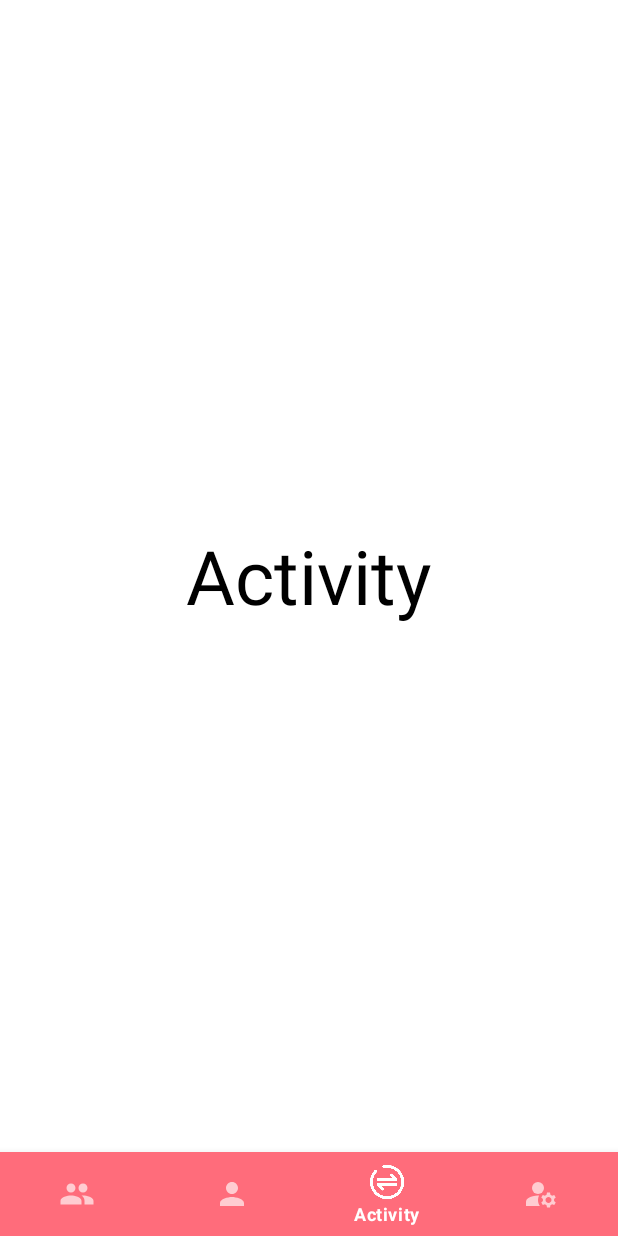
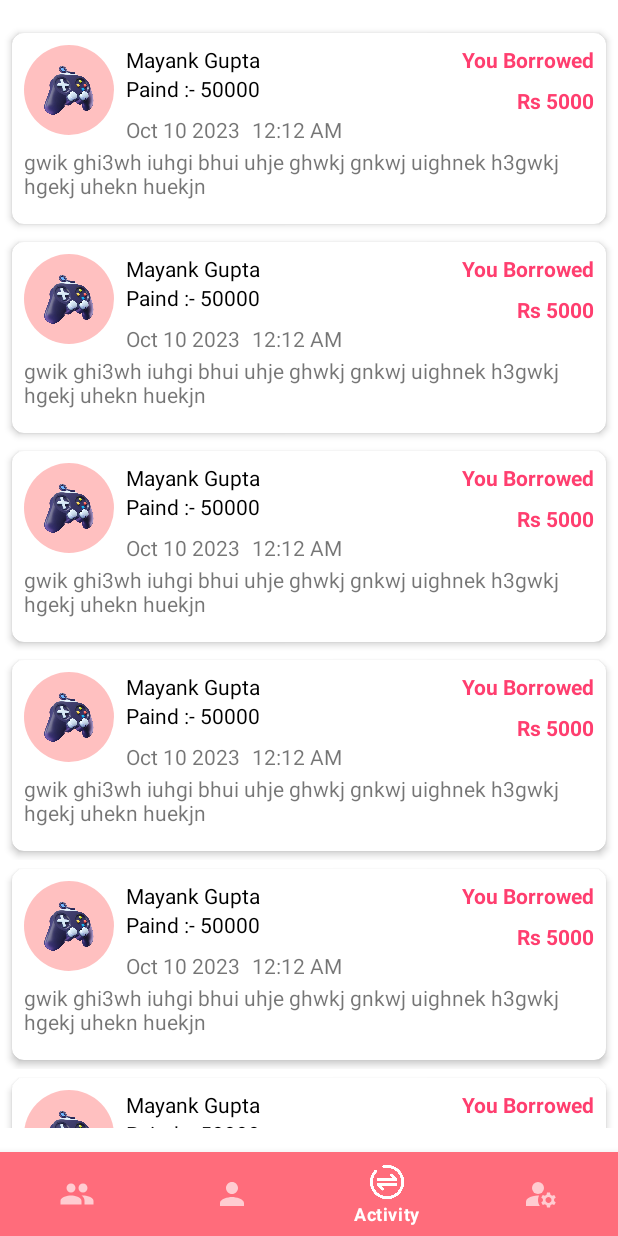
Before and after one commit to ShashankKasera/Splitwise-Expense-Manager, an Android app: the screen it shows after launch once a user with an empty profile is signed in (MainActivity), item 3 of the bottom bar chosen, on a phone screen of 412 x 824 dp. Run offline under Robolectric (Android 15) with nearby library versions, the phone set to English and light mode, and no system bars; our stand-ins replace CircleImageView, Dagger/Hilt's generated code, Firebase (no records; nobody signed in at launch, a user with empty details on screens opened directly), navigation-ui.

Commit message:
Created Activity Screen Ui

```diff
--- /dev/null
+++ b/app/src/main/java/com/example/splitwiseexpensemanager/adapter/ActivityAdapter.kt
@@ -0,0 +1,43 @@
+package com.example.splitwiseexpensemanager.adapter
+
+import android.view.LayoutInflater
+import android.view.View
+import android.view.ViewGroup
+import android.widget.ImageView
+import android.widget.TextView
+import androidx.recyclerview.widget.RecyclerView
+import com.example.splitwiseexpensemanager.R
+
+class ActivityAdapter () : RecyclerView.Adapter<ActivityAdapter.ViewHolder>() {
+
+    // create new views
+    override fun onCreateViewHolder(parent: ViewGroup, viewType: Int): ViewHolder {
+
+        val view = LayoutInflater.from(parent.context)
+            .inflate(R.layout.activity_item, parent, false)
+
+        return ViewHolder(view)
+    }
+
+    override fun onBindViewHolder(holder: ViewHolder, position: Int) {
+
+//        val ItemsViewModel = mList[position]
+//        holder.ivGroup.setImageResource(ItemsViewModel.image)
+//        holder.tvNoExpenses.text = ItemsViewModel.text
+
+    }
+
+    override fun getItemCount(): Int {
+//        return mList.size
+        return 10
+    }
+    class ViewHolder(ItemView: View) : RecyclerView.ViewHolder(ItemView) {
+        val civCategory: ImageView = itemView.findViewById(R.id.civ_category)
+        val tvName: TextView = itemView.findViewById(R.id.tv_persian_name)
+        val tvDate: TextView = itemView.findViewById(R.id.tv_date_activity)
+        val tvTime: TextView = itemView.findViewById(R.id.tv_time_activity)
+        val tvLentOrBorrowed: TextView = itemView.findViewById(R.id.tv_you_borrowed)
+        val tvLentOrBorrowedAmount: TextView = itemView.findViewById(R.id.tv_you_borrowed_amount)
+
+    }
+}
--- a/app/src/main/java/com/example/splitwiseexpensemanager/fragments/ActivityFragment.kt
+++ b/app/src/main/java/com/example/splitwiseexpensemanager/fragments/ActivityFragment.kt
@@ -5,56 +5,27 @@ import androidx.fragment.app.Fragment
 import android.view.LayoutInflater
 import android.view.View
 import android.view.ViewGroup
+import androidx.recyclerview.widget.LinearLayoutManager
+import androidx.recyclerview.widget.RecyclerView
 import com.example.splitwiseexpensemanager.R
+import com.example.splitwiseexpensemanager.adapter.ActivityAdapter
+import com.example.splitwiseexpensemanager.adapter.FriendAdapter
 
-// TODO: Rename parameter arguments, choose names that match
-// the fragment initialization parameters, e.g. ARG_ITEM_NUMBER
-private const val ARG_PARAM1 = "param1"
-private const val ARG_PARAM2 = "param2"
 
-/**
- * A simple [Fragment] subclass.
- * Use the [ActivityFragment.newInstance] factory method to
- * create an instance of this fragment.
- */
 class ActivityFragment : Fragment() {
-    // TODO: Rename and change types of parameters
-    private var param1: String? = null
-    private var param2: String? = null
-
-    override fun onCreate(savedInstanceState: Bundle?) {
-        super.onCreate(savedInstanceState)
-        arguments?.let {
-            param1 = it.getString(ARG_PARAM1)
-            param2 = it.getString(ARG_PARAM2)
-        }
-    }
-
+    lateinit var RecyclerView : RecyclerView
     override fun onCreateView(
         inflater: LayoutInflater, container: ViewGroup?,
         savedInstanceState: Bundle?
     ): View? {
-        // Inflate the layout for this fragment
-        return inflater.inflate(R.layout.fragment_activity, container, false)
+        val v: View = inflater.inflate(R.layout.fragment_activity, container, false)
+
+        RecyclerView = v.findViewById<View>(R.id.rv_activity) as RecyclerView
+        val activityAdapter = ActivityAdapter()
+        RecyclerView.layoutManager = LinearLayoutManager(context,)
+        RecyclerView.adapter = activityAdapter
+        return v
     }
 
-    companion object {
-        /**
-         * Use this factory method to create a new instance of
-         * this fragment using the provided parameters.
-         *
-         * @param param1 Parameter 1.
-         * @param param2 Parameter 2.
-         * @return A new instance of fragment ActivityFragment.
-         */
-        // TODO: Rename and change types and number of parameters
-        @JvmStatic
-        fun newInstance(param1: String, param2: String) =
-            ActivityFragment().apply {
-                arguments = Bundle().apply {
-                    putString(ARG_PARAM1, param1)
-                    putString(ARG_PARAM2, param2)
-                }
-            }
-    }
+
 }
--- /dev/null
+++ b/app/src/main/res/layout/activity_item.xml
@@ -0,0 +1,123 @@
+<?xml version="1.0" encoding="utf-8"?>
+<androidx.constraintlayout.widget.ConstraintLayout xmlns:android="http://schemas.android.com/apk/res/android"
+    android:layout_width="match_parent"
+    android:layout_height="wrap_content"
+    xmlns:app="http://schemas.android.com/apk/res-auto"
+    xmlns:tools="http://schemas.android.com/tools">
+
+    <androidx.cardview.widget.CardView
+        android:id="@+id/cv_group_activity"
+        android:layout_width="match_parent"
+        android:layout_height="wrap_content"
+        android:layout_marginLeft="8dp"
+        android:layout_marginRight="8dp"
+        android:layout_marginBottom="6dp"
+        android:layout_marginTop="6dp"
+        android:background="@color/white"
+        app:cardCornerRadius="8dp"
+        app:cardElevation="3dp"
+        app:layout_constraintBottom_toBottomOf="parent"
+        app:layout_constraintEnd_toEndOf="parent"
+        app:layout_constraintStart_toStartOf="parent"
+        app:layout_constraintTop_toTopOf="parent"
+        tools:ignore="MissingConstraints">
+
+        <androidx.constraintlayout.widget.ConstraintLayout
+            android:layout_width="match_parent"
+            android:layout_height="wrap_content"
+            android:layout_margin="8dp"
+            app:layout_constraintEnd_toEndOf="@+id/cv_group_activity"
+            app:layout_constraintStart_toStartOf="@+id/cv_group_activity"
+            app:layout_constraintTop_toTopOf="@+id/cv_group_activity">
+
+
+            <de.hdodenhof.circleimageview.CircleImageView
+                android:id="@+id/civ_category"
+                android:layout_width="60dp"
+                android:layout_height="60dp"
+                android:src="@drawable/game_icon"
+                app:civ_border_color="#FF000000"
+                app:civ_circle_background_color="#a9c7d1"
+                app:layout_constraintBottom_toBottomOf="parent"
+                app:layout_constraintStart_toStartOf="parent"
+                app:layout_constraintTop_toTopOf="parent"
+                app:layout_constraintVertical_bias="0.0"
+                tools:ignore="MissingConstraints" />
+
+            <TextView
+                android:id="@+id/tv_persian_name"
+                android:layout_width="0dp"
+                android:layout_height="wrap_content"
+                android:layout_marginLeft="8dp"
+                android:text="Mayank Gupta"
+                android:textColor="@color/black"
+                app:layout_constraintEnd_toStartOf="@+id/tv_you_borrowed"
+                app:layout_constraintStart_toEndOf="@+id/civ_category"
+                app:layout_constraintTop_toTopOf="parent" />
+
+            <TextView
+                android:id="@+id/tv_paid_amount"
+                android:layout_width="wrap_content"
+                android:layout_height="wrap_content"
+                android:layout_marginLeft="8dp"
+                android:text="Paind :- 50000"
+                android:textColor="@color/black"
+                app:layout_constraintStart_toEndOf="@+id/civ_category"
+                app:layout_constraintTop_toBottomOf="@id/tv_persian_name" />
+
+
+            <TextView
+                android:id="@+id/tv_you_borrowed"
+                android:layout_width="wrap_content"
+                android:layout_height="wrap_content"
+                android:text="You Borrowed"
+                android:textColor="@color/primary_dark"
+                android:textStyle="bold"
+                app:layout_constraintEnd_toEndOf="parent"
+                app:layout_constraintTop_toTopOf="parent" />
+
+            <TextView
+                android:id="@+id/tv_you_borrowed_amount"
+                android:layout_width="wrap_content"
+                android:layout_height="wrap_content"
+                android:layout_marginTop="8dp"
+                android:text="Rs 5000"
+                android:textColor="@color/primary_dark"
+                android:textStyle="bold"
+                app:layout_constraintEnd_toEndOf="parent"
+                app:layout_constraintTop_toBottomOf="@+id/tv_you_borrowed" />
+
+            <TextView
+                android:id="@+id/tv_date_activity"
+                android:layout_width="wrap_content"
+                android:layout_height="wrap_content"
+                android:layout_marginStart="8dp"
+                android:layout_marginTop="8dp"
+                android:text="Oct 10 2023"
+                app:layout_constraintStart_toEndOf="@+id/civ_category"
+                app:layout_constraintTop_toBottomOf="@+id/tv_paid_amount" />
+
+            <TextView
+                android:id="@+id/tv_time_activity"
+                android:layout_width="wrap_content"
+                android:layout_height="wrap_content"
+                android:layout_marginStart="8dp"
+                android:layout_marginTop="8dp"
+                android:text="12:12 AM"
+                app:layout_constraintStart_toEndOf="@+id/tv_date_activity"
+                app:layout_constraintTop_toBottomOf="@+id/tv_paid_amount" />
+
+            <TextView
+                android:id="@+id/tv_description"
+                android:layout_width="match_parent"
+                android:layout_height="wrap_content"
+                android:layout_marginTop="8dp"
+                android:layout_marginBottom="8dp"
+                android:text="gwik ghi3wh iuhgi bhui uhje ghwkj gnkwj uighnek h3gwkj hgekj uhekn huekjn"
+                app:layout_constraintBottom_toBottomOf="parent"
+                app:layout_constraintEnd_toEndOf="parent"
+                app:layout_constraintStart_toStartOf="parent"
+                app:layout_constraintTop_toBottomOf="@+id/civ_category" />
+        </androidx.constraintlayout.widget.ConstraintLayout>
+    </androidx.cardview.widget.CardView>
+</androidx.constraintlayout.widget.ConstraintLayout>
--- a/app/src/main/res/layout/fragment_activity.xml
+++ b/app/src/main/res/layout/fragment_activity.xml
@@ -6,13 +6,13 @@
     tools:context=".fragments.ActivityFragment"
     android:id="@+id/activity_fragment">
 
-    <!-- TODO: Update blank fragment layout -->
-    <TextView
-        android:layout_width="wrap_content"
+    <androidx.recyclerview.widget.RecyclerView
+        android:id="@+id/rv_activity"
+        android:layout_width="match_parent"
         android:layout_height="wrap_content"
-        android:text="Activity"
-        android:textSize="50dp"
-        android:layout_gravity="center"
-        android:textColor="@color/black" />
+        tools:itemCount="10"
+        android:layout_marginTop="16dp"
+        android:layout_marginBottom="16dp"
+        tools:listitem="@layout/activity_item" />
 
 </FrameLayout>
```
Also changed, not shown: 1 other file.
